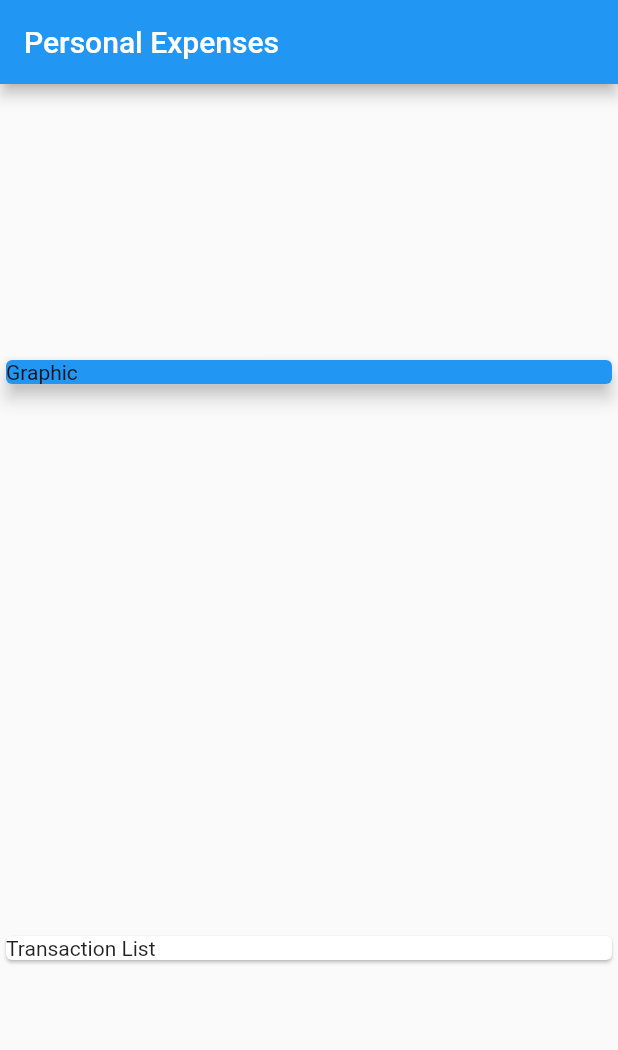
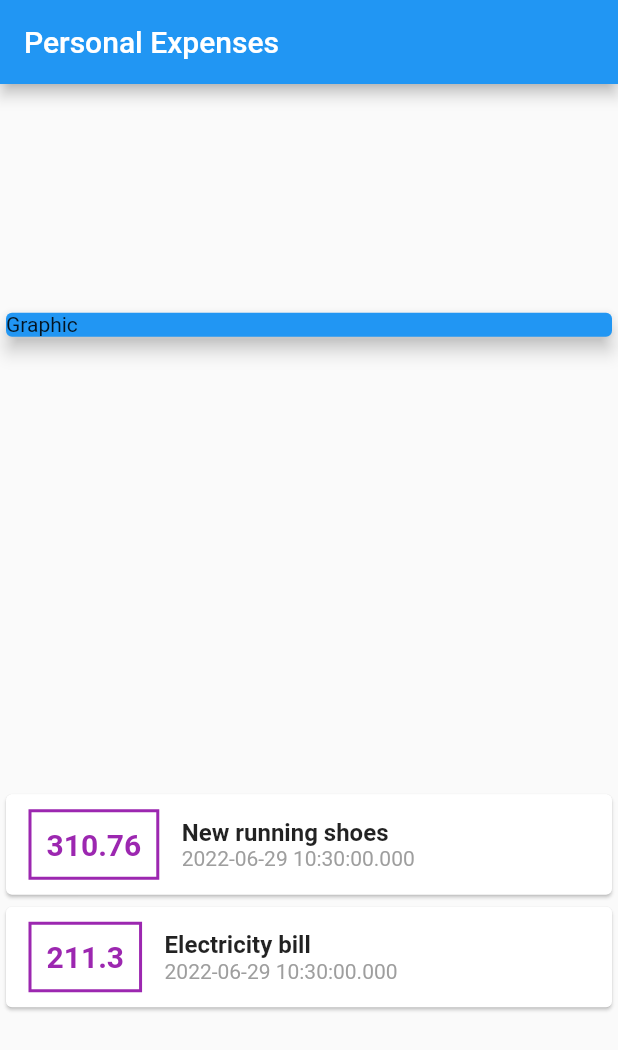
Before and after one commit to RamonTadeuGoncalves/ExpensesApp, a Flutter app: the screen it shows after launch, on a phone screen of 412 x 824 dp. Shown: the top 1050 px of the screen. Run offline on Flutter 3.47's test engine with Material 2 defaults, Android fonts, the phone set to English and light mode, and no system bars.

Commit message:
Created models folder and the file transaction.dart. Also created function to display the result on the screen.

```diff
--- a/lib/main.dart
+++ b/lib/main.dart
@@ -1,11 +1,12 @@
 // ignore_for_file: prefer_const_constructors, use_key_in_widget_constructors
+import 'dart:math';
 
+import 'package:expenses/models/transaction.dart';
 import 'package:flutter/material.dart';
 
 main() => runApp(ExpensesApp());
 
 class ExpensesApp extends StatelessWidget {
-
   @override
   Widget build(BuildContext context) {
     return MaterialApp(home: MyHomePage());
@@ -13,6 +14,18 @@ class ExpensesApp extends StatelessWidget {
 }
 
 class MyHomePage extends StatelessWidget {
+  final _transactions = [
+    Transaction(
+        id: 't1',
+        title: 'New running shoes',
+        value: 310.76,
+        date: DateTime.now()),
+    Transaction(
+        id: 't2',
+        title: 'Electricity bill',
+        value: 211.30,
+        date: DateTime.now())
+  ];
 
   @override
   Widget build(BuildContext context) {
@@ -31,11 +44,45 @@ class MyHomePage extends StatelessWidget {
                 color: Colors.blue,
               ),
             ),
-          Card(
-            child: Text('Transaction List'),
+            Column(
+              children: _transactions.map((tr) {
+                return Card(
+                  child: Row(
+                    children: [
+                      Container(
+                        margin:
+                            EdgeInsets.symmetric(horizontal: 15, vertical: 10),
+                        decoration: BoxDecoration(
+                            border: Border.all(color: Colors.purple, width: 2)),
+                        padding: EdgeInsets.all(10),
+                        child: Text(
+                          tr.value.toString(),
+                          style: TextStyle(
+                              fontWeight: FontWeight.bold,
+                              fontSize: 20,
+                              color: Colors.purple),
+                        ),
+                      ),
+                      Column(
+                        crossAxisAlignment: CrossAxisAlignment.start,
+                        children: [
+                          Text(
+                            tr.title,
+                            style: TextStyle(
+                                fontWeight: FontWeight.bold, fontSize: 16),
+                          ),
+                          Text(
+                            tr.date.toString(),
+                            style: TextStyle(color: Colors.grey),
                           )
                         ],
                       )
+                    ],
+                  ),
                 );
+              }).toList(),
+            )
+          ],
+        ));
   }
 }
--- /dev/null
+++ b/lib/models/transaction.dart
@@ -0,0 +1,13 @@
+class Transaction {
+  final String id;
+  final String title;
+  final double value;
+  final DateTime date;
+
+  Transaction({
+    required this.id,
+    required this.title,
+    required this.value,
+    required this.date
+    });
+}
```
Lines whose indentation alone changed are shown as unchanged.
